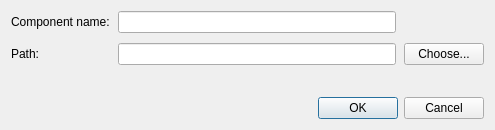
Before: the Qt Designer form src/plugins/qmljseditor/qmljscomponentnamedialog.ui in qt-creator/qt-creator, drawn with Qt 5.
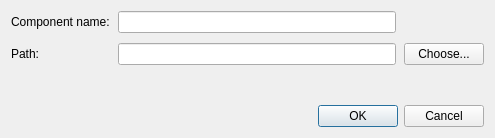
After: the same form once the commit is applied.

Diff of the .ui file:
```diff
--- a/src/plugins/qmljseditor/qmljscomponentnamedialog.ui
+++ b/src/plugins/qmljseditor/qmljscomponentnamedialog.ui
@@ -7,7 +7,7 @@
     <x>0</x>
     <y>0</y>
     <width>495</width>
-    <height>130</height>
+    <height>138</height>
    </rect>
   </property>
   <property name="windowTitle">
```
Left out of the diff: 8 changed lines with no effect on the pictures.
